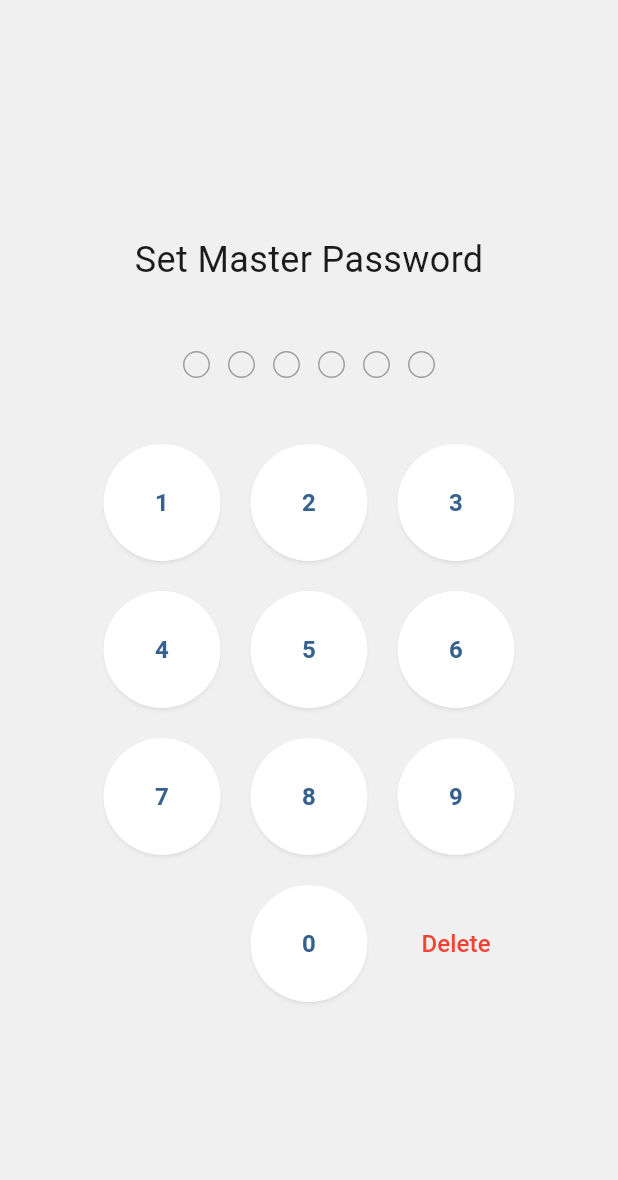
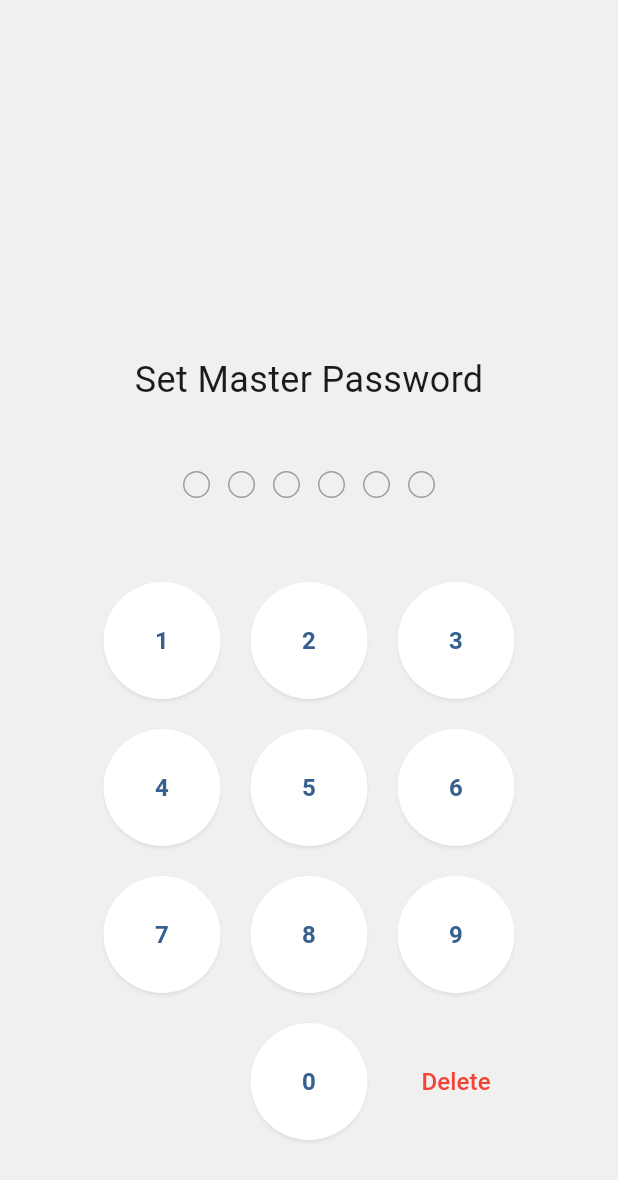
Before and after one commit to S7048785/silent_key, a Flutter app: the screen it shows after launch, on a phone screen of 412 x 824 dp. Shown: the top 1180 px of the screen. Run offline on Flutter 3.47's test engine with Material 3 defaults, Android fonts, the phone set to English and light mode, and no system bars; our stand-ins replace bot_toast, get, hive, hive_flutter, shared_preferences; missing offline and left inert: encrypt; accounts and stored records are empty.

Commit message:
refactor(login): 重构登录页，拆分密码键盘组件
- 将原密码输入和数字键盘部分拆分为多个独立构建函数
- 优化布局调整，将输入区域置底并增加底部内边距
- 使用循环和生成函数替代重复控件，简化代码结构
- 保持功能一致，增加代码可读性和复用性
- 增加 LoginKeyboardListener 组件支持键盘输入事件处理

```diff
--- a/lib/pages/login/page.dart
+++ b/lib/pages/login/page.dart
@@ -16,9 +16,30 @@ class LoginPage extends StatelessWidget {
         Scaffold(
           body: Container(
             width: double.infinity,
-            padding: const EdgeInsets.all(16),
+            padding: const EdgeInsets.only(left: 16, right: 16, bottom: 64),
             child: Column(
-              mainAxisAlignment: MainAxisAlignment.center,
+              mainAxisAlignment: MainAxisAlignment.end,
+              spacing: 16,
+              children: [
+                // 标题部分
+                _buildTitleSection(controller, context),
+                const SizedBox(height: 24),
+                // 密码输入键盘
+                _buildPasswordKeyboard(controller),
+              ],
+            ),
+          ),
+        ),
+        LoginKeyboardListener(
+          onNumberInput: controller.updatePasswordList,
+          onBackspace: controller.backspace,
+        ),
+      ],
+    );
+  }
+
+  Widget _buildTitleSection(LoginController controller, BuildContext context) {
+    return Column(
       spacing: 16,
       children: [
         Obx(() => Text(
@@ -33,24 +54,33 @@ class LoginPage extends StatelessWidget {
               child: Row(
                 mainAxisAlignment: MainAxisAlignment.center,
                 spacing: 12,
-                    children: [
-                      for (int i = 0; i < 6; i++)
-                        Obx(() => Container(
+                children: List.generate(
+                  6,
+                  (index) => _buildPasswordIndicator(index, controller, context),
+                ),
+              ),
+            )),
+      ],
+    );
+  }
+
+  Widget _buildPasswordIndicator(int index, LoginController controller, BuildContext context) {
+    return Obx(() => Container(
           height: 18,
           width: 18,
           decoration: BoxDecoration(
-                                color: controller.passwordList[i] >= 0
+            color: controller.passwordList[index] >= 0
                 ? Theme.of(context).colorScheme.primary
                 : Colors.transparent,
             borderRadius: BorderRadius.circular(40),
             border: Border.all(color: Colors.grey, width: 1),
           ),
-                            )),
-                    ],
-                  ),
-                )),
-                const SizedBox(height: 12),
-                FractionallySizedBox(
+        ));
+  }
+
+  /// 构建密码输入键盘
+  Widget _buildPasswordKeyboard(LoginController controller) {
+    return FractionallySizedBox(
       widthFactor: 0.8,
       child: Column(
         children: [
@@ -58,32 +88,47 @@ class LoginPage extends StatelessWidget {
             mainAxisAlignment: MainAxisAlignment.center,
             spacing: 20,
             children: [
-                          for (int i = 0; i < 3; i++)
-                            Row(
+              for (int row = 0; row < 3; row++) _buildNumberRow(row, controller),
+            ],
+          ),
+          const SizedBox(height: 20),
+          _buildBottomRow(controller),
+        ],
+      ),
+    );
+  }
+  /// 构建数字行 1-9
+  Widget _buildNumberRow(int row, LoginController controller) {
+    return Row(
       mainAxisAlignment: MainAxisAlignment.center,
+      mainAxisSize: MainAxisSize.min,
       spacing: 20,
       children: [
-                                for (int j = 0; j < 3; j++)
-                                  ElevatedButton(
-                                    key: ValueKey('button_${i * 3 + j + 1}'),
+        for (int col = 0; col < 3; col++)
+          _buildNumberButton(row * 3 + col + 1, controller),
+      ],
+    );
+  }
+
+  /// 构建数字按钮
+   Widget _buildNumberButton(int number, LoginController controller) {
+    return ElevatedButton(
+      key: ValueKey('button_$number'),
       style: ElevatedButton.styleFrom(
         minimumSize: const Size(78, 78),
         shape: RoundedRectangleBorder(
           borderRadius: BorderRadius.circular(40),
         ),
       ),
-                                    onPressed: () {
-                                      controller.updatePasswordList(i * 3 + j + 1);
-                                    },
-                                    child: Text('${i * 3 + j + 1}'),
-                                  ),
-                              ],
-                            ),
-                        ],
-                      ),
-                      const SizedBox(height: 20),
-                      Row(
+      onPressed: () => controller.updatePasswordList(number),
+      child: Text('$number'),
+    );
+  }
+  /// 按钮0
+  Widget _buildBottomRow(LoginController controller) {
+    return Row(
       mainAxisAlignment: MainAxisAlignment.center,
+      mainAxisSize: MainAxisSize.min,
       spacing: 20,
       children: [
         const SizedBox(width: 78),
@@ -94,12 +139,16 @@ class LoginPage extends StatelessWidget {
               borderRadius: BorderRadius.circular(40),
             ),
           ),
-                            onPressed: () {
-                              controller.updatePasswordList(0);
-                            },
+          onPressed: () => controller.updatePasswordList(0),
           child: const Text('0'),
         ),
-                          TextButton(
+        _buildDeleteButton(controller),
+      ],
+    );
+  }
+  /// 构建删除按钮
+  Widget _buildDeleteButton(LoginController controller) {
+    return TextButton(
       style: TextButton.styleFrom(
         minimumSize: const Size(78, 78),
         shape: RoundedRectangleBorder(
@@ -114,21 +163,6 @@ class LoginPage extends StatelessWidget {
           color: Colors.red,
         ),
       ),
-                          ),
-                        ],
-                      ),
-                    ],
-                  ),
-                ),
-              ],
-            ),
-          ),
-        ),
-        LoginKeyboardListener(
-          onNumberInput: controller.updatePasswordList,
-          onBackspace: controller.backspace,
-        ),
-      ],
     );
   }
 }
```
Lines whose indentation alone changed are shown as unchanged.
